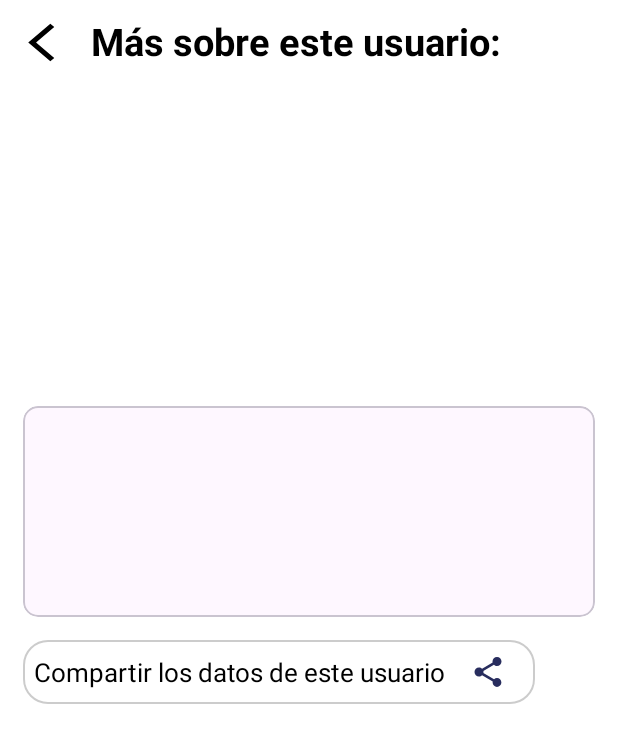
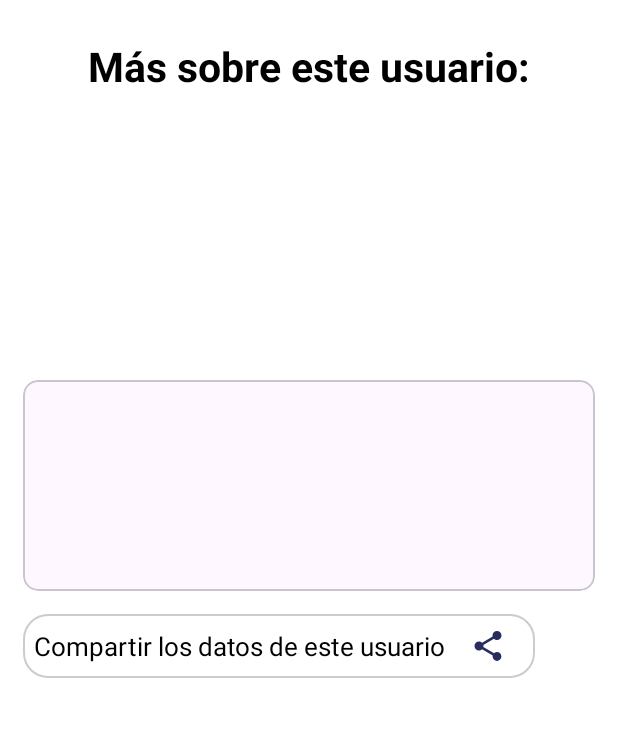
Before and after one commit to Kikiriki070204/Users, an Android app: the layout activity_user_data.xml on its own in the app's theme, with its tools: preview values and no code run, on a phone screen of 412 x 824 dp. Shown: the top 743 px of the screen. Run offline under Robolectric (Android 15) with nearby library versions, the phone set to English and light mode, and no system bars.

```diff
--- a/app/src/main/res/layout/activity_user_data.xml
+++ b/app/src/main/res/layout/activity_user_data.xml
@@ -6,40 +6,24 @@
     xmlns:app="http://schemas.android.com/apk/res-auto"
     android:background="@color/white"
     tools:context=".MainActivity">
+
     <LinearLayout
-        android:id="@+id/top"
         android:layout_width="match_parent"
         android:layout_height="wrap_content"
+        android:orientation="vertical"
         app:layout_constraintTop_toTopOf="parent"
         app:layout_constraintStart_toStartOf="parent"
-        android:padding="10dp"
-        >
-        <ImageView
-            android:id="@+id/back"
-            android:layout_width="35dp"
-            android:layout_height="30dp"
-            android:layout_marginRight="15dp"
-            android:layout_marginTop="3dp"
-            android:background="@drawable/baseline_arrow_back_ios_new_24"
-            >
-        </ImageView>
+        android:layout_marginTop="10dp"
+        android:padding="15dp">
+
         <TextView
             android:layout_width="wrap_content"
             android:layout_height="wrap_content"
             android:text="Más sobre este usuario:"
             android:textStyle="bold"
-            android:textSize="25sp"
+            android:textSize="27sp"
             android:layout_gravity="center"
             android:textColor="@color/black"/>
-    </LinearLayout>
-
-    <LinearLayout
-        android:layout_width="match_parent"
-        android:layout_height="wrap_content"
-        android:orientation="vertical"
-        android:layout_marginTop="10dp"
-        app:layout_constraintTop_toBottomOf="@+id/top"
-        android:padding="15dp">
 
             <LinearLayout
                 android:layout_width="match_parent"
@@ -55,6 +39,7 @@
                     android:layout_gravity="center"/>
 
             </LinearLayout>
+
 
         <com.google.android.material.card.MaterialCardView
             android:layout_width="match_parent"
```
